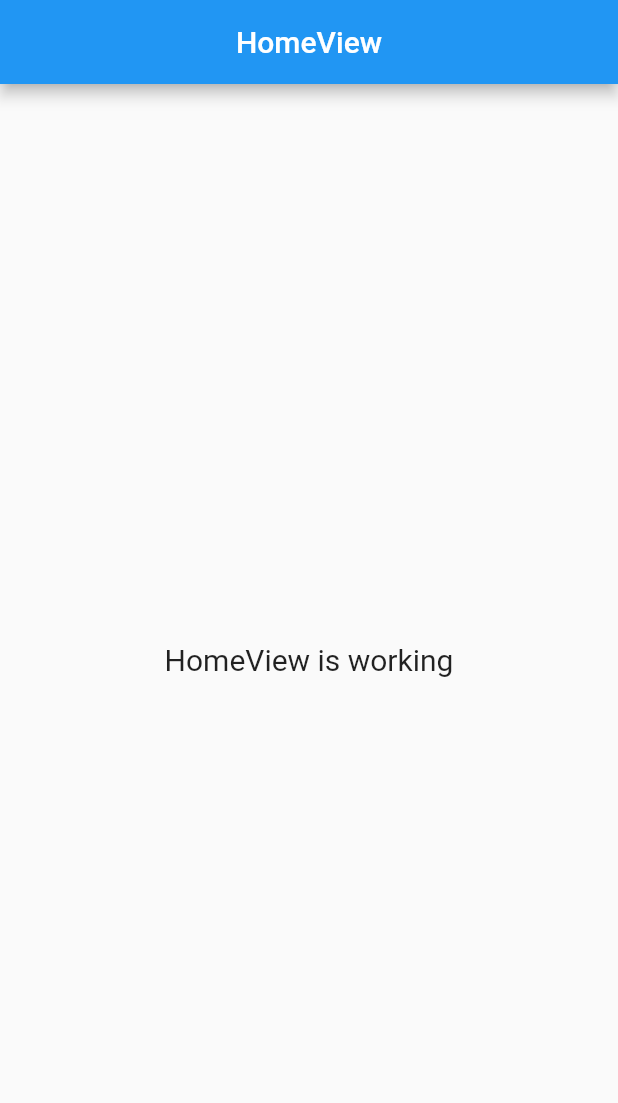
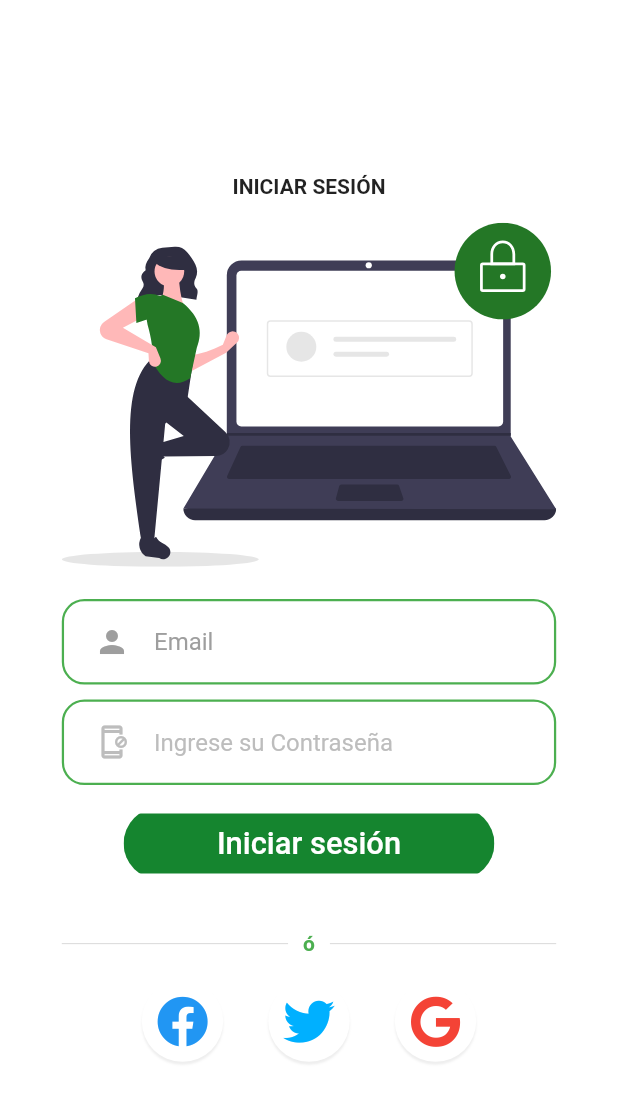
Before and after one commit to vnt-anuncios/ui-flutter-anuncios, a Flutter app: the screen it shows after launch, on a phone screen of 412 x 824 dp. Shown: the top 1103 px of the screen. Run offline on Flutter 3.47's test engine with Material 2 defaults, Android fonts, the phone set to English and light mode, and no system bars; our stand-ins replace flutter_svg, font_awesome_flutter, get, sizer.

Commit message:
modificando el main para el status blanco, y creado la page login

```diff
--- /dev/null
+++ b/lib/app/modules/login/bindings/login_binding.dart
@@ -0,0 +1,12 @@
+import 'package:get/get.dart';
+
+import '../controllers/login_controller.dart';
+
+class LoginBinding extends Bindings {
+  @override
+  void dependencies() {
+    Get.lazyPut<LoginController>(
+      () => LoginController(),
+    );
+  }
+}
--- /dev/null
+++ b/lib/app/modules/login/controllers/login_controller.dart
@@ -0,0 +1,20 @@
+import 'package:get/get.dart';
+
+class LoginController extends GetxController {
+  //TODO: Implement LoginController
+
+  final count = 0.obs;
+  @override
+  void onInit() {
+    super.onInit();
+  }
+
+  @override
+  void onReady() {
+    super.onReady();
+  }
+
+  @override
+  void onClose() {}
+  void increment() => count.value++;
+}
--- /dev/null
+++ b/lib/app/modules/login/views/components/TextFieldContainer.dart
@@ -0,0 +1,23 @@
+import 'package:flutter/material.dart';
+import 'package:sizer/sizer.dart';
+
+class TextFieldContainer extends StatelessWidget {
+  final Widget child;
+  const TextFieldContainer({Key? key, required this.child}) : super(key: key);
+
+  @override
+  Widget build(BuildContext context) {
+    return Container(
+      margin: EdgeInsets.symmetric(horizontal: 20, vertical: 5),
+      padding: EdgeInsets.symmetric(horizontal: 20, vertical: 3),
+      width: 80.w,
+      decoration: BoxDecoration(
+          borderRadius: BorderRadius.circular(15),
+          border: Border.all(
+            color: Colors.green,
+            width: 1.5,
+          )),
+      child: child,
+    );
+  }
+}
--- /dev/null
+++ b/lib/app/modules/login/views/components/or_divider.dart
@@ -0,0 +1,37 @@
+import 'package:flutter/material.dart';
+
+class OrDivider extends StatelessWidget {
+  @override
+  Widget build(BuildContext context) {
+    Size size = MediaQuery.of(context).size;
+    return Container(
+      margin: EdgeInsets.symmetric(vertical: size.height * 0.02),
+      width: size.width * 0.8,
+      child: Row(
+        children: <Widget>[
+          buildDivider(),
+          Padding(
+            padding: const EdgeInsets.symmetric(horizontal: 10),
+            child: Text(
+              "ó",
+              style: TextStyle(
+                color: Colors.green,
+                fontWeight: FontWeight.w600,
+              ),
+            ),
+          ),
+          buildDivider(),
+        ],
+      ),
+    );
+  }
+
+  Expanded buildDivider() {
+    return Expanded(
+      child: Divider(
+        color: Color(0xFFD9D9D9),
+        height: 1.5,
+      ),
+    );
+  }
+}
--- /dev/null
+++ b/lib/app/modules/login/views/components/rounded_button.dart
@@ -0,0 +1,42 @@
+import 'package:flutter/material.dart';
+import 'package:sizer/sizer.dart';
+
+class RoundedButton extends StatelessWidget {
+  final String text;
+  final Function press;
+  final Color color, textColor;
+  const RoundedButton(
+      {Key? key,
+      required this.text,
+      required this.press,
+      this.color = Colors.green,
+      this.textColor = Colors.white})
+      : super(key: key);
+
+  @override
+  Widget build(BuildContext context) {
+    return Container(
+      margin: EdgeInsets.symmetric(vertical: 10),
+      width: 60.w,
+      child: ClipRRect(
+        borderRadius: BorderRadius.circular(100),
+        child: TextButton(
+          style: TextButton.styleFrom(
+            primary: textColor,
+            backgroundColor: color,
+          ),
+          onPressed: () {
+            press;
+          },
+          child: Text(
+            text,
+            style: TextStyle(
+              color: textColor,
+              fontSize: 15.sp,
+            ),
+          ),
+        ),
+      ),
+    );
+  }
+}
--- /dev/null
+++ b/lib/app/modules/login/views/components/rounded_input_field.dart
@@ -0,0 +1,38 @@
+import 'package:anuncios_ui/app/modules/login/views/components/TextFieldContainer.dart';
+import 'package:flutter/material.dart';
+
+class RoundedInputField extends StatelessWidget {
+  final String hintText;
+  final IconData icon;
+  final ValueChanged<String> onChanged;
+  const RoundedInputField(
+      {Key? key,
+      required this.hintText,
+      this.icon = Icons.person,
+      required this.onChanged})
+      : super(key: key);
+
+  @override
+  Widget build(BuildContext context) {
+    return TextFieldContainer(
+      child: TextField(
+        style: TextStyle(
+          color: Colors.grey.shade700,
+        ),
+        onChanged: onChanged,
+        cursorColor: Colors.green,
+        decoration: InputDecoration(
+          icon: Icon(
+            icon,
+            color: Colors.grey.shade500,
+          ),
+          hintText: hintText,
+          hintStyle: TextStyle(
+            color: Colors.grey.shade500,
+          ),
+          border: InputBorder.none,
+        ),
+      ),
+    );
+  }
+}
--- /dev/null
+++ b/lib/app/modules/login/views/components/rounded_input_password.dart
@@ -0,0 +1,39 @@
+import 'package:anuncios_ui/app/modules/login/views/components/TextFieldContainer.dart';
+import 'package:flutter/material.dart';
+
+class RoundedInputPassword extends StatelessWidget {
+  final String hintText;
+  final IconData icon;
+  final ValueChanged<String> onChanged;
+  const RoundedInputPassword(
+      {Key? key,
+      required this.hintText,
+      this.icon = Icons.app_blocking_outlined,
+      required this.onChanged})
+      : super(key: key);
+
+  @override
+  Widget build(BuildContext context) {
+    return TextFieldContainer(
+      child: TextField(
+        obscureText: true,
+        style: TextStyle(
+          color: Colors.grey.shade600,
+        ),
+        onChanged: onChanged,
+        cursorColor: Colors.green,
+        decoration: InputDecoration(
+          icon: Icon(
+            icon,
+            color: Colors.grey.shade400,
+          ),
+          hintText: hintText,
+          hintStyle: TextStyle(
+            color: Colors.grey.shade400,
+          ),
+          border: InputBorder.none,
+        ),
+      ),
+    );
+  }
+}
--- /dev/null
+++ b/lib/app/modules/login/views/components/social_icon.dart
@@ -0,0 +1,43 @@
+import 'package:flutter/material.dart';
+import 'package:sizer/sizer.dart';
+
+class SocialIcon extends StatelessWidget {
+  final IconData iconSrc;
+  final Function press;
+  final Color color;
+  const SocialIcon(
+      {Key? key,
+      required this.iconSrc,
+      required this.press,
+      required this.color})
+      : super(key: key);
+
+  @override
+  Widget build(BuildContext context) {
+    return GestureDetector(
+      onTap: () {
+        press;
+      },
+      child: Container(
+        margin: EdgeInsets.symmetric(horizontal: 15),
+        padding: EdgeInsets.all(10),
+        decoration: BoxDecoration(
+          color: Colors.white,
+          boxShadow: [
+            BoxShadow(
+              color: Colors.grey.shade200,
+              offset: Offset(0.0, 2.0),
+              blurRadius: 0.5,
+            ),
+          ],
+          shape: BoxShape.circle,
+        ),
+        child: Icon(
+          iconSrc,
+          size: 25.sp,
+          color: color,
+        ),
+      ),
+    );
+  }
+}
--- /dev/null
+++ b/lib/app/modules/login/views/login_view.dart
@@ -0,0 +1,85 @@
+import 'package:anuncios_ui/app/modules/login/views/components/or_divider.dart';
+import 'package:anuncios_ui/app/modules/login/views/components/rounded_button.dart';
+import 'package:anuncios_ui/app/modules/login/views/components/rounded_input_field.dart';
+import 'package:anuncios_ui/app/modules/login/views/components/rounded_input_password.dart';
+import 'package:anuncios_ui/app/modules/login/views/components/social_icon.dart';
+import 'package:flutter/material.dart';
+import 'package:flutter_svg/flutter_svg.dart';
+import 'package:font_awesome_flutter/font_awesome_flutter.dart';
+import 'package:sizer/sizer.dart';
+
+import 'package:get/get.dart';
+
+import '../controllers/login_controller.dart';
+
+class LoginView extends GetView<LoginController> {
+  @override
+  Widget build(BuildContext context) {
+    return Scaffold(
+      backgroundColor: Colors.white,
+      body: SafeArea(
+        child: SingleChildScrollView(
+          child: Container(
+            padding: EdgeInsets.only(top: 10.h),
+            height: 90.h,
+            width: 100.w,
+            child: Column(
+              mainAxisAlignment: MainAxisAlignment.center,
+              children: [
+                Text(
+                  "INICIAR SESIÓN",
+                  style: TextStyle(fontWeight: FontWeight.bold),
+                ),
+                SizedBox(height: 2.h),
+                Container(
+                  child: Center(
+                    child: SvgPicture.asset(
+                      "assets/img/login.svg",
+                      width: 80.w,
+                    ),
+                  ),
+                ),
+                SizedBox(height: 2.h),
+                RoundedInputField(
+                  hintText: "Email",
+                  onChanged: (value) {},
+                ),
+                RoundedInputPassword(
+                  hintText: "Ingrese su Contraseña",
+                  onChanged: (value) {},
+                ),
+                RoundedButton(
+                  text: "Iniciar sesión",
+                  press: () {},
+                  color: Color(0xff15852F),
+                ),
+                SizedBox(height: 1.h),
+                OrDivider(),
+                Row(
+                  mainAxisAlignment: MainAxisAlignment.center,
+                  children: [
+                    SocialIcon(
+                      iconSrc: FontAwesomeIcons.facebook,
+                      press: () {},
+                      color: Colors.blue,
+                    ),
+                    SocialIcon(
+                      iconSrc: FontAwesomeIcons.twitter,
+                      press: () {},
+                      color: Colors.lightBlueAccent.shade400,
+                    ),
+                    SocialIcon(
+                      iconSrc: FontAwesomeIcons.google,
+                      press: () {},
+                      color: Colors.red,
+                    ),
+                  ],
+                ),
+              ],
+            ),
+          ),
+        ),
+      ),
+    );
+  }
+}
--- a/lib/app/routes/app_pages.dart
+++ b/lib/app/routes/app_pages.dart
@@ -2,13 +2,15 @@ import 'package:get/get.dart';
 
 import 'package:anuncios_ui/app/modules/home/bindings/home_binding.dart';
 import 'package:anuncios_ui/app/modules/home/views/home_view.dart';
+import 'package:anuncios_ui/app/modules/login/bindings/login_binding.dart';
+import 'package:anuncios_ui/app/modules/login/views/login_view.dart';
 
 part 'app_routes.dart';
 
 class AppPages {
   AppPages._();
 
-  static const INITIAL = Routes.HOME;
+  static const INITIAL = Routes.LOGIN;
 
   static final routes = [
     GetPage(
@@ -16,5 +18,10 @@ class AppPages {
       page: () => HomeView(),
       binding: HomeBinding(),
     ),
+    GetPage(
+      name: _Paths.LOGIN,
+      page: () => LoginView(),
+      binding: LoginBinding(),
+    ),
   ];
 }
--- a/lib/app/routes/app_routes.dart
+++ b/lib/app/routes/app_routes.dart
@@ -5,8 +5,10 @@ abstract class Routes {
   Routes._();
 
   static const HOME = _Paths.HOME;
+  static const LOGIN = _Paths.LOGIN;
 }
 
 abstract class _Paths {
   static const HOME = '/home';
+  static const LOGIN = '/login';
 }
--- a/lib/main.dart
+++ b/lib/main.dart
@@ -1,9 +1,11 @@
 import 'package:flutter/material.dart';
+import 'package:flutter/services.dart';
 
 import 'package:get/get.dart';
 import 'package:sizer/sizer.dart';
 
 import 'app/routes/app_pages.dart';
+import 'package:flutter/services.Dart';
 
 void main() {
   runApp(
@@ -18,10 +20,19 @@ class MyApp extends StatelessWidget {
 
   @override
   Widget build(BuildContext context) {
+    SystemChrome.setSystemUIOverlayStyle(SystemUiOverlayStyle(
+      statusBarColor: Colors.white, // status
+      statusBarIconBrightness: Brightness.dark,
+      systemNavigationBarColor: Colors.white,
+      systemNavigationBarIconBrightness: Brightness.dark,
+    ));
     return Sizer(
       builder: (context, orientation, deviceType) => GetMaterialApp(
         debugShowCheckedModeBanner: false,
         title: "Application",
+        theme: ThemeData(
+          primaryColor: Colors.green,
+        ),
         initialRoute: AppPages.INITIAL,
         getPages: AppPages.routes,
       ),
--- a/pubspec.yaml
+++ b/pubspec.yaml
@@ -11,6 +11,8 @@ dependencies:
   flutter:
     sdk: flutter
   sizer: ^2.0.13
+  font_awesome_flutter: ^9.1.0
+  flutter_svg: ^0.22.0
 
 dev_dependencies:
   flutter_test:
@@ -18,3 +20,5 @@ dev_dependencies:
 
 flutter:
   uses-material-design: true
+  assets:
+    - assets/img/
```
Also changed, not shown: assets/img/login.svg (added), pubspec.lock.
